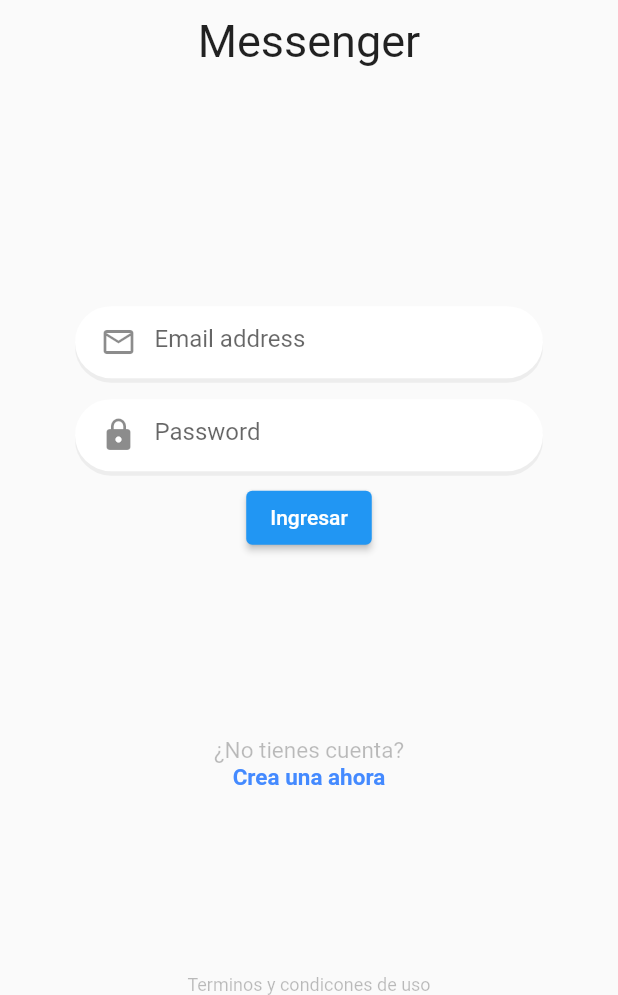
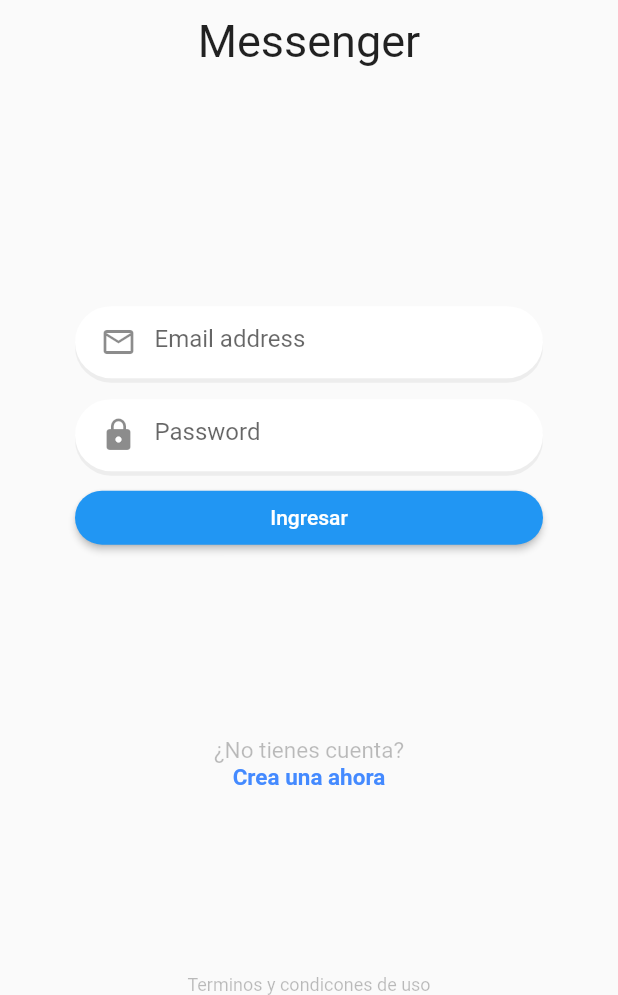
Before and after one commit to Luisparr14/chat_app, a Flutter app: the screen it shows after launch, after a tap on "Ingresar", on a phone screen of 412 x 824 dp, the part 241-1236 px from its top. Run offline on Flutter 3.47's test engine with Material 2 defaults, Android fonts, the phone set to English and light mode, and no system bars.

Commit message:
clase #54 - flutter avanzado

```diff
--- a/lib/screens/login.dart
+++ b/lib/screens/login.dart
@@ -1,3 +1,4 @@
+import 'package:chat_app/widgets/button.dart';
 import 'package:chat_app/widgets/custom_input.dart';
 import 'package:chat_app/widgets/labels.dart';
 import 'package:chat_app/widgets/logo.dart';
@@ -29,6 +30,7 @@ class LoginScreen extends StatelessWidget {
     );
   }
 }
+
 class _Form extends StatefulWidget {
   @override
   State<_Form> createState() => __FormState();
@@ -56,13 +58,13 @@ class __FormState extends State<_Form> {
           icon: Icons.lock,
           isPassword: true,
         ),
-        ElevatedButton(
-            onPressed: () {
-              print(emailCtrl.text);
-              print(passCrtl.text);
-            },
-            child: const Text('Ingresar'))
+        Button(onPressed: _handleLogin, textBtn: 'Ingresar')
       ]),
     );
   }
+
+  void _handleLogin() {
+    print(emailCtrl.text);
+    print(passCrtl.text);
+  }
 }
--- /dev/null
+++ b/lib/widgets/button.dart
@@ -0,0 +1,28 @@
+import 'package:flutter/material.dart';
+
+class Button extends StatelessWidget {
+  const Button({super.key, required this.onPressed, required this.textBtn});
+
+  final void Function()? onPressed;
+  final String textBtn;
+
+  @override
+  Widget build(BuildContext context) {
+    return ElevatedButton(
+      onPressed: onPressed,
+      style: ElevatedButton.styleFrom(
+        alignment: Alignment.center,
+        shape: const RoundedRectangleBorder(
+          borderRadius: BorderRadius.all(Radius.circular(50)),
+        ),
+      ),
+      child: SizedBox(
+        width: double.infinity,
+        child: Text(
+          textBtn,
+          textAlign: TextAlign.center,
+        ),
+      ),
+    );
+  }
+}
```
